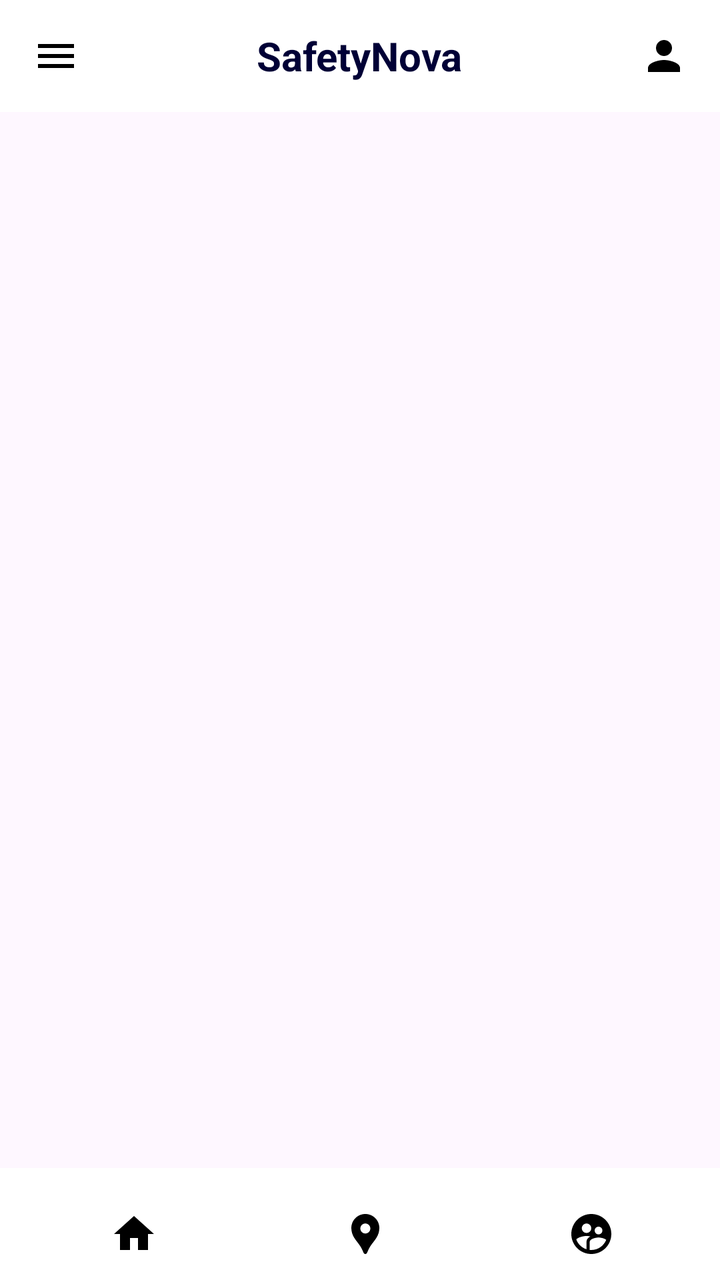
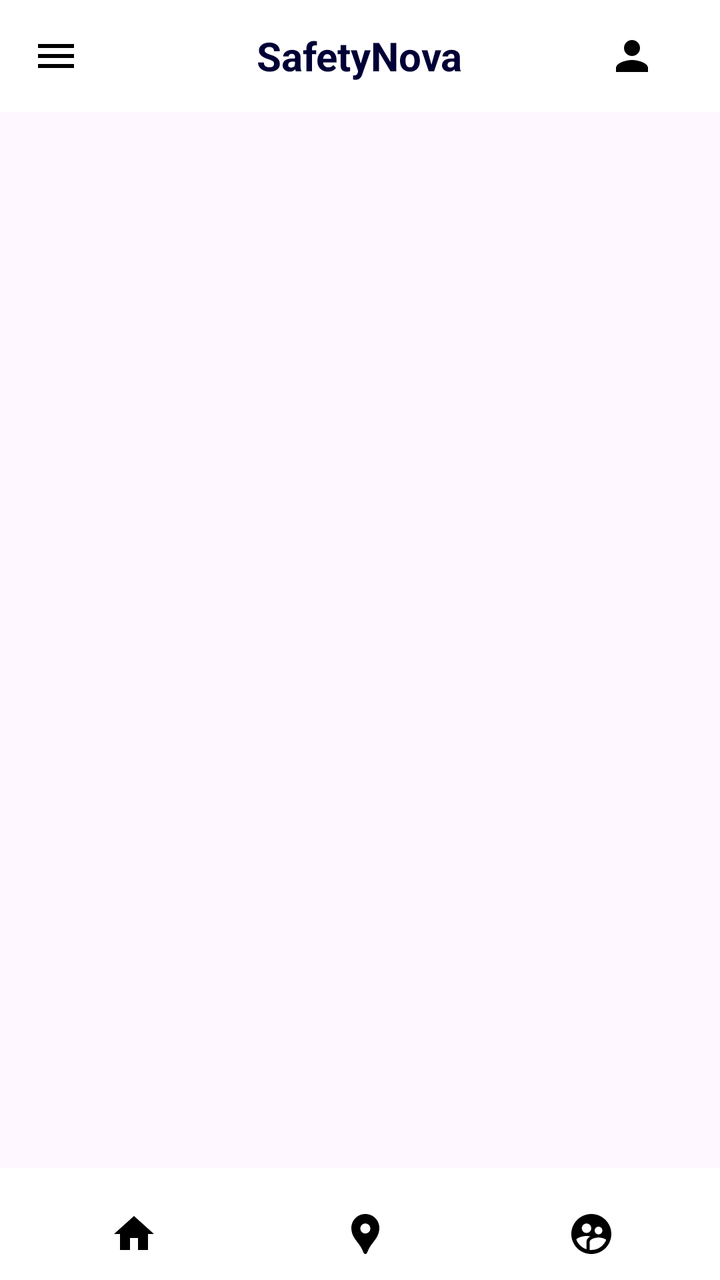

Screens rendered from an Android XML layout before and after an edit, with the pre-edit source and the edit as a unified diff.
<!-- AndroidManifest.xml: application theme Theme.SafetyNova -->
<!-- res/layout/activity_home.xml -->
<RelativeLayout xmlns:android="http://schemas.android.com/apk/res/android"
    xmlns:tools="http://schemas.android.com/tools"
    android:layout_width="match_parent"
    android:layout_height="match_parent"
    tools:context=".home">

    
    <RelativeLayout
        android:id="@+id/toolbar"
        android:layout_width="match_parent"
        android:layout_height="56dp"
        android:background="#FFFFFF"
        android:paddingStart="16dp"
        android:paddingEnd="16dp"
        android:gravity="center_vertical">

        
        <ImageView
            android:id="@+id/menu_icon"
            android:layout_width="24dp"
            android:layout_height="24dp"
            android:layout_alignParentStart="true"
            android:layout_centerVertical="true"
            android:src="@drawable/baseline_menu_24"
            android:contentDescription="Menu Icon" />

        
        <TextView
            android:id="@+id/app_name"
            android:layout_width="wrap_content"
            android:layout_height="wrap_content"
            android:layout_centerInParent="true"
            android:text="SafetyNova"
            android:textColor="#000036"
            android:textSize="20sp"
            android:textStyle="bold"
            android:gravity="center" />

        
        <ImageView
            android:id="@+id/user_icon"
            android:layout_width="24dp"
            android:layout_height="24dp"
            android:layout_alignParentEnd="true"
            android:layout_centerVertical="true"
            android:src="@drawable/baseline_person_24"
            android:contentDescription="User Icon" />
    </RelativeLayout>

    
    <FrameLayout
        android:id="@+id/fragment_container"
        android:layout_width="match_parent"
        android:layout_height="match_parent"
        android:layout_below="@id/toolbar"
        android:layout_above="@+id/bottom_nav"
        android:scrollbarAlwaysDrawVerticalTrack="true"
        />

    
    <LinearLayout
        android:id="@+id/bottom_nav"
        android:layout_width="match_parent"
        android:layout_height="56dp"
        android:layout_alignParentBottom="true"
        android:background="#FFFFFF"
        android:orientation="horizontal"
        android:weightSum="3"
        android:padding="8dp">

        
        <ImageButton
            android:id="@+id/nav_home"
            android:layout_width="5dp"
            android:layout_height="50dp"
            android:layout_weight="1"
            android:background="@android:color/transparent"
            android:src="@drawable/baseline_home_24"
            android:contentDescription="Home" />

        
        <ImageButton
            android:id="@+id/nav_maps"
            android:layout_width="0dp"
            android:layout_height="50dp"
            android:layout_weight="1"
            android:background="@android:color/transparent"
            android:src="@drawable/baseline_location_pin_24"
            android:contentDescription="Maps" />

        
        <ImageButton
            android:id="@+id/nav_messages"
            android:layout_width="0dp"
            android:layout_height="50dp"
            android:layout_weight="1"
            android:background="@android:color/transparent"
            android:src="@drawable/baseline_supervised_user_circle_24"
            android:contentDescription="Messages" />
    </LinearLayout>
</RelativeLayout>
<!-- resources referenced by this layout -->
<resources>
  <!-- drawable baseline_home_24 (drawable) -->
  <vector xmlns:android="http://schemas.android.com/apk/res/android" android:height="24dp" android:tint="#000000" android:viewportHeight="24" android:viewportWidth="24" android:width="24dp">
        
      <path android:fillColor="@android:color/white" android:pathData="M10,20v-6h4v6h5v-8h3L12,3 2,12h3v8z"/>
      
  </vector>
  <!-- drawable baseline_location_pin_24 (drawable) -->
  <vector xmlns:android="http://schemas.android.com/apk/res/android" android:height="24dp" android:tint="#000000" android:viewportHeight="24" android:viewportWidth="24" android:width="24dp">
        
      <path android:fillColor="@android:color/white" android:pathData="M12,2L12,2C8.13,2 5,5.13 5,9c0,1.74 0.5,3.37 1.41,4.84c0.95,1.54 2.2,2.86 3.16,4.4c0.47,0.75 0.81,1.45 1.17,2.26C11,21.05 11.21,22 12,22h0c0.79,0 1,-0.95 1.25,-1.5c0.37,-0.81 0.7,-1.51 1.17,-2.26c0.96,-1.53 2.21,-2.85 3.16,-4.4C18.5,12.37 19,10.74 19,9C19,5.13 15.87,2 12,2zM12,11.75c-1.38,0 -2.5,-1.12 -2.5,-2.5s1.12,-2.5 2.5,-2.5s2.5,1.12 2.5,2.5S13.38,11.75 12,11.75z"/>
      
  </vector>
  <!-- drawable baseline_menu_24 (drawable) -->
  <vector xmlns:android="http://schemas.android.com/apk/res/android" android:height="24dp" android:tint="#000000" android:viewportHeight="24" android:viewportWidth="24" android:width="24dp">
        
      <path android:fillColor="@android:color/white" android:pathData="M3,18h18v-2L3,16v2zM3,13h18v-2L3,11v2zM3,6v2h18L21,6L3,6z"/>
      
  </vector>
  <!-- drawable baseline_person_24 (drawable) -->
  <vector xmlns:android="http://schemas.android.com/apk/res/android" android:height="24dp" android:tint="#000000" android:viewportHeight="24" android:viewportWidth="24" android:width="24dp">
        
      <path android:fillColor="@android:color/white" android:pathData="M12,12c2.21,0 4,-1.79 4,-4s-1.79,-4 -4,-4 -4,1.79 -4,4 1.79,4 4,4zM12,14c-2.67,0 -8,1.34 -8,4v2h16v-2c0,-2.66 -5.33,-4 -8,-4z"/>
      
  </vector>
  <!-- drawable baseline_supervised_user_circle_24 (drawable) -->
  <vector xmlns:android="http://schemas.android.com/apk/res/android" android:height="24dp" android:tint="#000000" android:viewportHeight="24" android:viewportWidth="24" android:width="24dp">
        
      <path android:fillColor="@android:color/white" android:pathData="M11.99,2c-5.52,0 -10,4.48 -10,10s4.48,10 10,10 10,-4.48 10,-10 -4.48,-10 -10,-10zM15.6,8.34c1.07,0 1.93,0.86 1.93,1.93 0,1.07 -0.86,1.93 -1.93,1.93 -1.07,0 -1.93,-0.86 -1.93,-1.93 -0.01,-1.07 0.86,-1.93 1.93,-1.93zM9.6,6.76c1.3,0 2.36,1.06 2.36,2.36 0,1.3 -1.06,2.36 -2.36,2.36s-2.36,-1.06 -2.36,-2.36c0,-1.31 1.05,-2.36 2.36,-2.36zM9.6,15.89v3.75c-2.4,-0.75 -4.3,-2.6 -5.14,-4.96 1.05,-1.12 3.67,-1.69 5.14,-1.69 0.53,0 1.2,0.08 1.9,0.22 -1.64,0.87 -1.9,2.02 -1.9,2.68zM11.99,20c-0.27,0 -0.53,-0.01 -0.79,-0.04v-4.07c0,-1.42 2.94,-2.13 4.4,-2.13 1.07,0 2.92,0.39 3.84,1.15 -1.17,2.97 -4.06,5.09 -7.45,5.09z"/>
      
  </vector>
  <style name="Theme.SafetyNova" parent="Base.Theme.SafetyNova" />
  <style name="Base.Theme.SafetyNova" parent="Theme.Material3.DayNight.NoActionBar">
          <item name="colorPrimary">@color/red</item>
          <item name="colorPrimaryContainer">@color/red</item>
      </style>
  <color name="red">#a81c07</color>
</resources>

<!-- the commit's change to res/layout/activity_home.xml (unified diff, before → after) -->
@@ -39,12 +39,13 @@
         
         <ImageView
             android:id="@+id/user_icon"
-            android:layout_width="24dp"
-            android:layout_height="24dp"
+            android:layout_width="wrap_content"
+            android:layout_height="wrap_content"
             android:layout_alignParentEnd="true"
             android:layout_centerVertical="true"
-            android:src="@drawable/baseline_person_24"
-            android:contentDescription="User Icon" />
+            android:layout_marginEnd="16dp"
+            android:contentDescription="User Icon"
+            android:src="@drawable/baseline_person_24" />
     </RelativeLayout>
 
     
